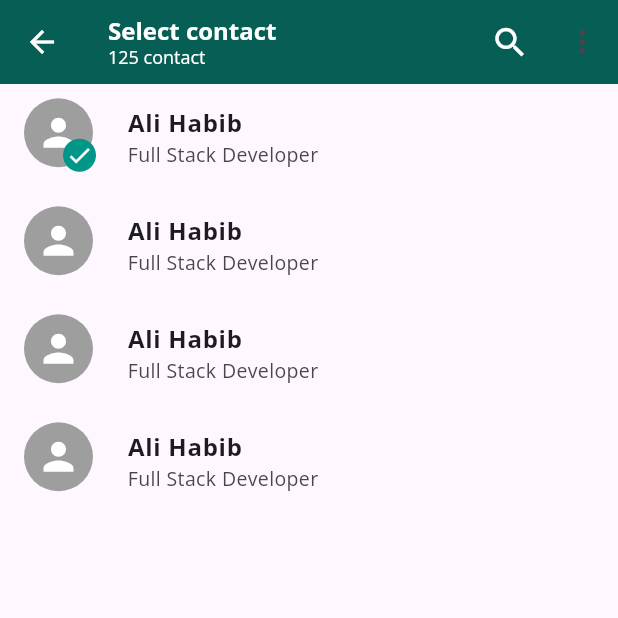
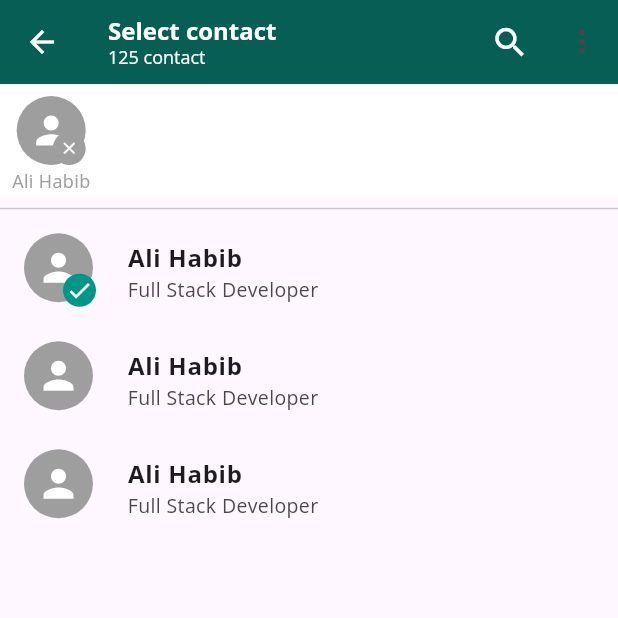
Before and after one commit to Luciferaloush/Chat-App, a Flutter app: the CreateGroupScreen screen opened by its route, after a tap on "Ali Habib", on a phone screen of 412 x 824 dp, the top half of it. Run offline on Flutter 3.47's test engine with Material 3 defaults, Android fonts, the phone set to English and light mode, and no system bars; our stand-ins replace bloc, flutter_bloc, flutter_svg, shared_preferences; accounts and stored records are empty.

Commit message:
update create_group_screen

```diff
--- a/lib/screen/create_group/creat_group_screen.dart
+++ b/lib/screen/create_group/creat_group_screen.dart
@@ -1,6 +1,7 @@
 import 'package:chatappclone/screen/create_group/cubit/create_group_cubit.dart';
 import 'package:chatappclone/utils/AppStyle.dart';
 import 'package:chatappclone/utils/color.dart';
+import 'package:chatappclone/widgets/avatar_card_group.dart';
 import 'package:chatappclone/widgets/contact_card.dart';
 import 'package:flutter/foundation.dart';
 import 'package:flutter/material.dart';
@@ -44,11 +45,13 @@ class CreateGroupScreen extends StatelessWidget {
                 color: ColorApp.whiteColor,
               )),
           actions: [
-            IconButton(onPressed: () {
-
-            },
-                icon: Icon(Icons.search_outlined, size: 26,
-                  color: ColorApp.whiteColor,)),
+            IconButton(
+                onPressed: () {},
+                icon: Icon(
+                  Icons.search_outlined,
+                  size: 26,
+                  color: ColorApp.whiteColor,
+                )),
             PopupMenuButton<String>(
               onSelected: (value) {
                 if (kDebugMode) {
@@ -77,7 +80,6 @@ class CreateGroupScreen extends StatelessWidget {
                 ];
               },
             )
-
           ],
         ),
         body: BlocProvider(
@@ -88,21 +90,57 @@ class CreateGroupScreen extends StatelessWidget {
             },
             builder: (context, state) {
               CreateGroupCubit cubit = CreateGroupCubit.get(context);
-              return ListView.builder(
+              return Stack(
+                children: [
+                  ListView.builder(
                     itemCount: cubit.contacts.length,
                     itemBuilder: (context, index) {
-                  final contact =  cubit.contacts[index];
+                      final contact = cubit.contacts[index];
+                      if(index == 0){
+                        return Container(
+                          height: cubit.groups.isNotEmpty ? 90 : 10,
+                        );
+                      }
                       return InkWell(
                           onTap: () {
                             cubit.setStateSelect(index);
                           },
-                      child: ContactCard(chat:contact ));
+                          child: ContactCard(chat: contact));
                     },
+                  ),
+                  cubit.groups.isNotEmpty ?
+                  Column(
+                    children: [
+                      Container(
+                        height: 75,
+                        color: ColorApp.whiteColor,
+                        child: ListView.builder(
+                          itemCount: cubit.contacts.length,
+                          scrollDirection: Axis.horizontal,
+                          itemBuilder: (context, index) {
+                            final contact = cubit.contacts[index];
+                            if (contact.isSelect == true) {
+                              return InkWell(
+                                  onTap: () {
+                                    cubit.setStateSelect(cubit.contacts.indexOf(contact));
+
+                                  },
+                                  child: AvatarCardGroup(chat: contact));
+                            } else {
+                              return Container();
+                            }
+                          },
+                        ),
+                      ),
+                      Divider(
+                        thickness: 1,
+                      )
+                    ],
+                  ): Container()
+                ],
               );
             },
           ),
-        )
-
-    );
+        ));
   }
 }
--- a/lib/utils/AppStyle.dart
+++ b/lib/utils/AppStyle.dart
@@ -16,4 +16,8 @@ class AppStyle{
     fontSize: 17,
     fontWeight: FontWeight.bold
   );
+  static TextStyle subTitle = const TextStyle(
+      fontSize: 12,
+    color: Colors.grey
+  );
 }
--- /dev/null
+++ b/lib/widgets/avatar_card_group.dart
@@ -0,0 +1,52 @@
+import 'package:chatappclone/utils/AppStyle.dart';
+import 'package:flutter/material.dart';
+import 'package:flutter_svg/svg.dart';
+
+import '../model/chat_model.dart';
+import '../utils/color.dart';
+
+class AvatarCardGroup extends StatelessWidget {
+  const AvatarCardGroup({super.key, required this.chat});
+  final Chat chat;
+
+  @override
+  Widget build(BuildContext context) {
+    return Padding(
+      padding: const EdgeInsets.symmetric(horizontal: 8.0, vertical: 2),
+      child: Column(
+        mainAxisAlignment: MainAxisAlignment.end,
+        children: [
+          Stack(
+            children: [
+              CircleAvatar(
+                radius: 23,
+                backgroundColor: Colors.grey,
+                child: SvgPicture.asset(
+                  "assets/svg_icon/person_36dp_000000.svg",
+                  height: 30,
+                  width: 30,
+                  color: ColorApp.whiteColor,
+                ),
+              ),
+              Positioned(
+                      bottom: 0,
+                      right: 0,
+                      child: CircleAvatar(
+                        backgroundColor: Colors.grey,
+                        radius: 11,
+                        child: Icon(
+                          Icons.clear,
+                          color: ColorApp.whiteColor,
+                          size: 13,
+                        ),
+                      ),
+                    )
+            ],
+          ),
+        const  SizedBox(height: 2,),
+          Text(chat.name, style: AppStyle.subTitle,)
+        ],
+      ),
+    );
+  }
+}
```
Lines whose indentation alone changed are shown as unchanged.
